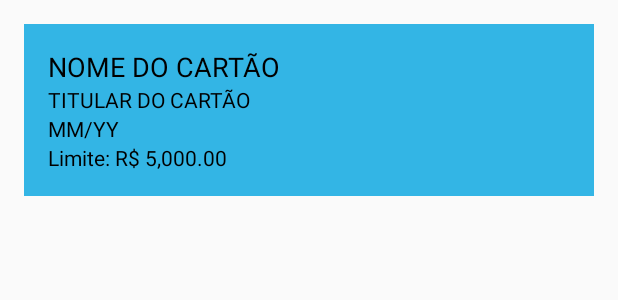
After one commit to cicerogusta/Organizze, an Android app: the layout cdc_layout.xml on its own in the app's theme, with its tools: preview values and no code run, on a phone screen of 412 x 824 dp. The commit adds this screen. Shown: the top 300 px of the screen. Run offline under Robolectric (Android 15) with nearby library versions, the phone set to English and light mode, and no system bars.

Commit message:
adicionado mascara de dinheiro e layout de cartão de crédito

```diff
--- a/app/build.gradle.kts
+++ b/app/build.gradle.kts
@@ -55,6 +55,7 @@ dependencies {
     implementation ("androidx.lifecycle:lifecycle-extensions:2.2.0")
     implementation ("androidx.activity:activity-ktx:1.7.2")
     implementation ("com.google.android.gms:play-services-ads:22.3.0")
+    implementation ("com.github.timonknispel:KTLoadingButton:1.2.0")
 
 //    hilt
     implementation("com.google.dagger:hilt-android:2.48")
--- a/app/src/main/java/com/cicerodev/yourmoney/ui/DespesasActivity.kt
+++ b/app/src/main/java/com/cicerodev/yourmoney/ui/DespesasActivity.kt
@@ -5,8 +5,10 @@ import androidx.activity.viewModels
 import com.cicerodev.yourmoney.base.BaseActivity
 import com.cicerodev.yourmoney.data.model.Movimentacao
 import com.cicerodev.yourmoney.databinding.ActivityDespesasBinding
+import com.cicerodev.yourmoney.util.MoneyTextWatcher
 import com.cicerodev.yourmoney.util.UiState
 import com.cicerodev.yourmoney.util.dataAtual
+import com.cicerodev.yourmoney.util.extractNumbersFromString
 import com.cicerodev.yourmoney.util.toast
 import dagger.hilt.android.AndroidEntryPoint
 
@@ -18,6 +20,7 @@ class DespesasActivity : BaseActivity<DespesasActivityViewModel, ActivityDespesa
 
     override fun onCreate(savedInstanceState: Bundle?) {
         super.onCreate(savedInstanceState)
+        binding.editTotalDespasas.addTextChangedListener(MoneyTextWatcher(binding.editTotalDespasas))
         binding.editDataDespesas.setText(dataAtual())
         recuperarDespesaTotal()
         setupClickListener()
@@ -60,7 +63,7 @@ class DespesasActivity : BaseActivity<DespesasActivityViewModel, ActivityDespesa
     }
 
     private fun salvarDespesa() {
-        val valorRecuperado = binding.editTotalDespasas.text.toString().toDouble()
+        val valorRecuperado = extractNumbersFromString(binding.editTotalDespasas.text.toString()).toDouble()
         val movimentacao = Movimentacao(
             binding.editDataDespesas.text.toString(),
             binding.editCategoriaDespesas.text.toString(),
--- a/app/src/main/java/com/cicerodev/yourmoney/ui/ReceitasActivity.kt
+++ b/app/src/main/java/com/cicerodev/yourmoney/ui/ReceitasActivity.kt
@@ -2,11 +2,14 @@ package com.cicerodev.yourmoney.ui
 
 import android.os.Bundle
 import androidx.activity.viewModels
+import androidx.core.widget.addTextChangedListener
 import com.cicerodev.yourmoney.base.BaseActivity
 import com.cicerodev.yourmoney.data.model.Movimentacao
 import com.cicerodev.yourmoney.databinding.ActivityReceitasBinding
+import com.cicerodev.yourmoney.util.MoneyTextWatcher
 import com.cicerodev.yourmoney.util.UiState
 import com.cicerodev.yourmoney.util.dataAtual
+import com.cicerodev.yourmoney.util.extractNumbersFromString
 import com.cicerodev.yourmoney.util.toast
 import dagger.hilt.android.AndroidEntryPoint
 
@@ -17,6 +20,7 @@ class ReceitasActivity : BaseActivity<ReceitasActivityViewModel, ActivityReceita
 
     override fun onCreate(savedInstanceState: Bundle?) {
         super.onCreate(savedInstanceState)
+        binding.editTotalReceitas.addTextChangedListener(MoneyTextWatcher(binding.editTotalReceitas))
         recuperarReceitaTotal()
         binding.editDataReceitas.setText(dataAtual())
         setupClickListener()
@@ -58,7 +62,7 @@ class ReceitasActivity : BaseActivity<ReceitasActivityViewModel, ActivityReceita
     }
 
     private fun salvarReceita() {
-        val valorRecuperado = binding.editTotalReceitas.text.toString().toDouble()
+        val valorRecuperado = extractNumbersFromString(binding.editTotalReceitas.text.toString()).toDouble()
         val movimentacao = Movimentacao(
             binding.editDataReceitas.text.toString(),
             binding.editCategoriaReceitas.text.toString(),
--- a/app/src/main/java/com/cicerodev/yourmoney/util/Utils.kt
+++ b/app/src/main/java/com/cicerodev/yourmoney/util/Utils.kt
@@ -10,6 +10,10 @@ fun codificarBase64(texto: String): String {
 
 fun decodificarBase64(textoCodificado: String?): String {
     return String(Base64.decode(textoCodificado, Base64.DEFAULT))
+}
+
+fun extractNumbersFromString(input: String): String {
+    return input.replace("[^0-9,\\.]".toRegex(), "").replace(",", ".")
 }
 
 fun dataAtual(): String? {
--- /dev/null
+++ b/app/src/main/res/layout/cdc_layout.xml
@@ -0,0 +1,69 @@
+<?xml version="1.0" encoding="utf-8"?>
+<RelativeLayout xmlns:android="http://schemas.android.com/apk/res/android"
+    android:layout_width="match_parent"
+    android:layout_height="wrap_content"
+    android:padding="16dp">
+
+    <!-- Layout para o cartão -->
+    <RelativeLayout
+        android:layout_width="match_parent"
+        android:layout_height="wrap_content"
+        android:background="@android:color/holo_blue_light"
+        android:padding="16dp">
+
+        <!-- Número do cartão -->
+        <TextView
+            android:id="@+id/textCardName"
+            android:layout_width="match_parent"
+            android:layout_height="wrap_content"
+            android:text="NOME DO CARTÃO"
+            android:textColor="#000000"
+            android:textSize="18sp" />
+
+        <!-- Nome do titular do cartão -->
+        <TextView
+            android:id="@+id/textCardHolderName"
+            android:layout_width="match_parent"
+            android:layout_height="wrap_content"
+            android:layout_below="@id/textCardName"
+            android:text="TITULAR DO CARTÃO"
+            android:textColor="#000000"
+            android:textSize="14sp" />
+
+        <!-- Data de validade e CVC -->
+        <LinearLayout
+            android:id="@+id/layoutExpirationCvc"
+            android:layout_width="match_parent"
+            android:layout_height="wrap_content"
+            android:layout_below="@id/textCardHolderName"
+            android:orientation="horizontal">
+
+            <!-- Data de validade -->
+            <TextView
+                android:id="@+id/textExpirationDate"
+                android:layout_width="0dp"
+                android:layout_weight="1"
+                android:layout_height="wrap_content"
+                android:text="MM/YY"
+                android:textColor="#000000"
+                android:textSize="14sp" />
+
+            <!-- Espaçamento entre Data de validade e CVC -->
+            <View
+                android:layout_width="16dp"
+                android:layout_height="match_parent" />
+
+            <!-- CVC -->
+        </LinearLayout>
+
+        <!-- Limite do cartão -->
+        <TextView
+            android:id="@+id/textCardLimit"
+            android:layout_width="match_parent"
+            android:layout_height="wrap_content"
+            android:layout_below="@id/layoutExpirationCvc"
+            android:text="Limite: R$ 5,000.00"
+            android:textColor="#000000"
+            android:textSize="14sp" />
+    </RelativeLayout>
+</RelativeLayout>
```
Also changed, not shown: app/src/main/java/com/cicerodev/yourmoney/ui/PrincipalActivity.kt (+35 -4 lines), app/src/main/java/com/cicerodev/yourmoney/util/MoneyTextWatcher.kt (added, +50 -0 lines), app/src/main/res/layout/content_principal.xml (+12 -4 lines), 1 other file.
